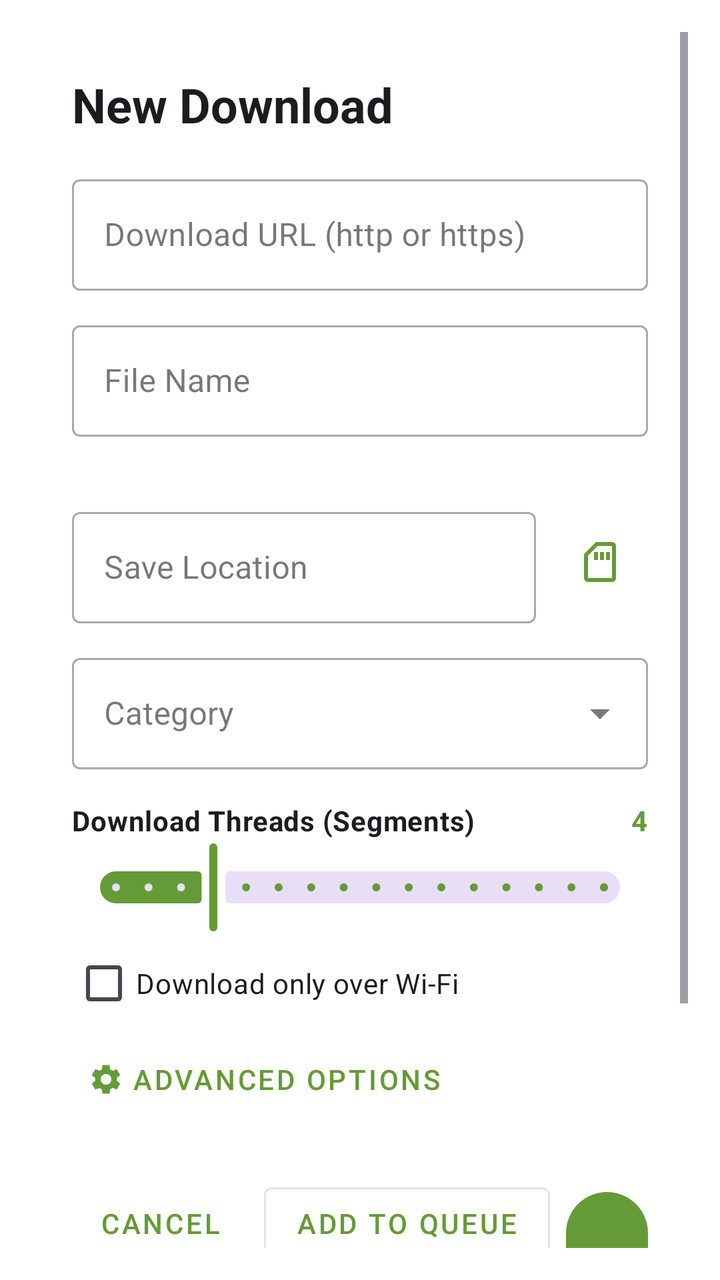
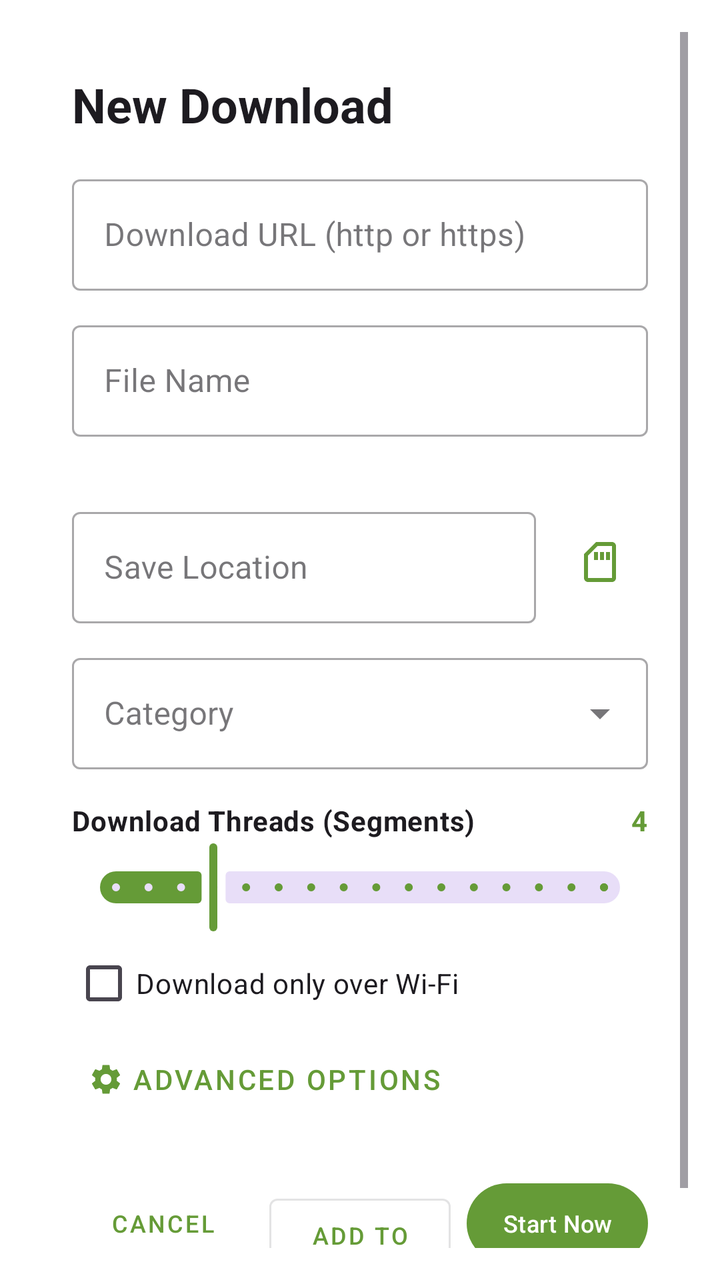

Compare the two renders of this Android layout. The source of the first and the diff that turns it into the second are given below.
<!-- AndroidManifest.xml: activity theme Theme.Benzo.Dialog -->
<!-- res/layout/activity_editor.xml -->
<?xml version="1.0" encoding="utf-8"?>
<ScrollView xmlns:android="http://schemas.android.com/apk/res/android"
    xmlns:app="http://schemas.android.com/apk/res-auto"
    xmlns:tools="http://schemas.android.com/tools"
    android:layout_width="match_parent"
    android:layout_height="wrap_content"
    android:fillViewport="true">

    <LinearLayout
        android:layout_width="match_parent"
        android:layout_height="wrap_content"
        android:orientation="vertical"
        android:padding="20dp">

        
        <TextView
            android:layout_width="match_parent"
            android:layout_height="wrap_content"
            android:text="@string/editor_title"
            android:textAppearance="?attr/textAppearanceHeadlineSmall"
            android:textStyle="bold" />

        
        <com.google.android.material.textfield.TextInputLayout
            android:id="@+id/layoutUrl"
            style="@style/Widget.MaterialComponents.TextInputLayout.OutlinedBox"
            android:layout_width="match_parent"
            android:layout_height="wrap_content"
            android:layout_marginTop="16dp"
            android:hint="@string/editor_url_hint"
            app:endIconMode="clear_text">

            <com.google.android.material.textfield.TextInputEditText
                android:id="@+id/edtUrl"
                android:layout_width="match_parent"
                android:layout_height="wrap_content"
                android:inputType="textUri"
                android:maxLines="3" />

        </com.google.android.material.textfield.TextInputLayout>

        
        <com.google.android.material.textfield.TextInputLayout
            android:id="@+id/layoutFileName"
            style="@style/Widget.MaterialComponents.TextInputLayout.OutlinedBox"
            android:layout_width="match_parent"
            android:layout_height="wrap_content"
            android:layout_marginTop="12dp"
            android:hint="@string/editor_file_name">

            <com.google.android.material.textfield.TextInputEditText
                android:id="@+id/edtFileName"
                android:layout_width="match_parent"
                android:layout_height="wrap_content"
                android:inputType="text"
                android:maxLines="1" />

        </com.google.android.material.textfield.TextInputLayout>

        
        <TextView
            android:id="@+id/txtSizeLabel"
            android:layout_width="match_parent"
            android:layout_height="wrap_content"
            android:layout_marginStart="4dp"
            android:layout_marginTop="4dp"
            android:textAppearance="?attr/textAppearanceBodySmall"
            android:textColor="?android:textColorSecondary" />

        
        <LinearLayout
            android:layout_width="match_parent"
            android:layout_height="wrap_content"
            android:layout_marginTop="12dp"
            android:gravity="center_vertical"
            android:orientation="horizontal">

            <com.google.android.material.textfield.TextInputLayout
                android:id="@+id/layoutPath"
                style="@style/Widget.MaterialComponents.TextInputLayout.OutlinedBox"
                android:layout_width="0dp"
                android:layout_height="wrap_content"
                android:layout_weight="1"
                android:hint="@string/editor_save_path">

                <com.google.android.material.textfield.TextInputEditText
                    android:id="@+id/edtPath"
                    android:layout_width="match_parent"
                    android:layout_height="wrap_content"
                    android:focusable="false"
                    android:inputType="none" />

            </com.google.android.material.textfield.TextInputLayout>

            <ImageButton
                android:id="@+id/btnSelectPath"
                android:layout_width="48dp"
                android:layout_height="48dp"
                android:layout_marginStart="8dp"
                android:background="?attr/selectableItemBackgroundBorderless"
                android:contentDescription="@string/editor_save_path"
                android:src="@drawable/stat_card"
                app:tint="?attr/colorPrimary" />

        </LinearLayout>

        
        <com.google.android.material.textfield.TextInputLayout
            style="@style/Widget.MaterialComponents.TextInputLayout.OutlinedBox.ExposedDropdownMenu"
            android:layout_width="match_parent"
            android:layout_height="wrap_content"
            android:layout_marginTop="12dp"
            android:hint="@string/editor_category">

            <AutoCompleteTextView
                android:id="@+id/edtCategory"
                android:layout_width="match_parent"
                android:layout_height="wrap_content"
                android:inputType="none" />

        </com.google.android.material.textfield.TextInputLayout>

        
        <LinearLayout
            android:layout_width="match_parent"
            android:layout_height="wrap_content"
            android:layout_marginTop="16dp"
            android:orientation="vertical">

            <LinearLayout
                android:layout_width="match_parent"
                android:layout_height="wrap_content"
                android:orientation="horizontal">

                <TextView
                    android:layout_width="0dp"
                    android:layout_height="wrap_content"
                    android:layout_weight="1"
                    android:text="@string/editor_threads"
                    android:textAppearance="?attr/textAppearanceBodyMedium"
                    android:textStyle="bold" />

                <TextView
                    android:id="@+id/txtThreadsValue"
                    android:layout_width="wrap_content"
                    android:layout_height="wrap_content"
                    android:text="4"
                    android:textAppearance="?attr/textAppearanceBodyMedium"
                    android:textColor="?attr/colorPrimary"
                    android:textStyle="bold" />

            </LinearLayout>

            <com.google.android.material.slider.Slider
                android:id="@+id/sliderThreads"
                android:layout_width="match_parent"
                android:layout_height="wrap_content"
                android:stepSize="1.0"
                android:value="4.0"
                android:valueFrom="1.0"
                android:valueTo="16.0" />

        </LinearLayout>

        
        <com.google.android.material.checkbox.MaterialCheckBox
            android:id="@+id/chkWifiOnly"
            android:layout_width="match_parent"
            android:layout_height="wrap_content"
            android:text="@string/editor_wifi_only" />

        
        <com.google.android.material.button.MaterialButton
            android:id="@+id/btnToggleAdvanced"
            style="@style/Widget.MaterialComponents.Button.TextButton"
            android:layout_width="wrap_content"
            android:layout_height="wrap_content"
            android:text="@string/editor_advanced"
            app:icon="@drawable/ic_settings" />

        
        <LinearLayout
            android:id="@+id/layoutAdvanced"
            android:layout_width="match_parent"
            android:layout_height="wrap_content"
            android:orientation="vertical"
            android:visibility="gone">

            <LinearLayout
                android:layout_width="match_parent"
                android:layout_height="wrap_content"
                android:layout_marginTop="8dp"
                android:orientation="horizontal">
                <TextView
                    android:layout_width="0dp"
                    android:layout_height="wrap_content"
                    android:layout_weight="1"
                    android:text="@string/editor_speed_limit"
                    android:textAppearance="?attr/textAppearanceBodyMedium"
                    android:textStyle="bold" />
                <TextView
                    android:id="@+id/txtItemSpeedValue"
                    android:layout_width="wrap_content"
                    android:layout_height="wrap_content"
                    android:text="@string/editor_speed_global"
                    android:textAppearance="?attr/textAppearanceBodyMedium"
                    android:textColor="?attr/colorPrimary"
                    android:textStyle="bold" />
            </LinearLayout>

            <com.google.android.material.slider.Slider
                android:id="@+id/sliderItemSpeed"
                android:layout_width="match_parent"
                android:layout_height="wrap_content"
                android:stepSize="64.0"
                android:value="0.0"
                android:valueFrom="0.0"
                android:valueTo="10240.0" />

            <com.google.android.material.textfield.TextInputLayout
                style="@style/Widget.MaterialComponents.TextInputLayout.OutlinedBox"
                android:layout_width="match_parent"
                android:layout_height="wrap_content"
                android:layout_marginTop="8dp"
                android:hint="@string/editor_checksum">

                <com.google.android.material.textfield.TextInputEditText
                    android:id="@+id/edtChecksum"
                    android:layout_width="match_parent"
                    android:layout_height="wrap_content"
                    android:inputType="text"
                    android:maxLines="1" />

            </com.google.android.material.textfield.TextInputLayout>

            <com.google.android.material.textfield.TextInputLayout
                style="@style/Widget.MaterialComponents.TextInputLayout.OutlinedBox"
                android:layout_width="match_parent"
                android:layout_height="wrap_content"
                android:layout_marginTop="8dp"
                android:hint="@string/editor_user_agent">

                <com.google.android.material.textfield.TextInputEditText
                    android:id="@+id/edtUserAgent"
                    android:layout_width="match_parent"
                    android:layout_height="wrap_content"
                    android:inputType="text" />

            </com.google.android.material.textfield.TextInputLayout>

            <com.google.android.material.textfield.TextInputLayout
                style="@style/Widget.MaterialComponents.TextInputLayout.OutlinedBox"
                android:layout_width="match_parent"
                android:layout_height="wrap_content"
                android:layout_marginTop="8dp"
                android:hint="@string/editor_referer">

                <com.google.android.material.textfield.TextInputEditText
                    android:id="@+id/edtReferer"
                    android:layout_width="match_parent"
                    android:layout_height="wrap_content"
                    android:inputType="textUri" />

            </com.google.android.material.textfield.TextInputLayout>

            <com.google.android.material.textfield.TextInputLayout
                style="@style/Widget.MaterialComponents.TextInputLayout.OutlinedBox"
                android:layout_width="match_parent"
                android:layout_height="wrap_content"
                android:layout_marginTop="8dp"
                android:hint="@string/editor_cookies">

                <com.google.android.material.textfield.TextInputEditText
                    android:id="@+id/edtCookies"
                    android:layout_width="match_parent"
                    android:layout_height="wrap_content"
                    android:inputType="text" />

            </com.google.android.material.textfield.TextInputLayout>

        </LinearLayout>

        
        <LinearLayout
            android:layout_width="match_parent"
            android:layout_height="wrap_content"
            android:layout_marginTop="24dp"
            android:gravity="end"
            android:orientation="horizontal">

            <com.google.android.material.button.MaterialButton
                android:id="@+id/btnCancel"
                style="@style/Widget.MaterialComponents.Button.TextButton"
                android:layout_width="wrap_content"
                android:layout_height="wrap_content"
                android:text="@string/dialog_cancel" />

            <com.google.android.material.button.MaterialButton
                android:id="@+id/btnQueue"
                style="@style/Widget.MaterialComponents.Button.OutlinedButton"
                android:layout_width="wrap_content"
                android:layout_height="wrap_content"
                android:layout_marginStart="8dp"
                android:text="@string/editor_add_to_queue" />

            <com.google.android.material.button.MaterialButton
                android:id="@+id/btnStart"
                android:layout_width="wrap_content"
                android:layout_height="wrap_content"
                android:layout_marginStart="8dp"
                android:text="@string/editor_start_now" />

        </LinearLayout>

    </LinearLayout>

</ScrollView>
<!-- resources referenced by this layout -->
<resources>
  <!-- drawable ic_settings (drawable) -->
  <vector xmlns:android="http://schemas.android.com/apk/res/android"
      android:width="24dp"
      android:height="24dp"
      android:viewportWidth="24"
      android:tint="?attr/onBar"
      android:viewportHeight="24">
      <path
          android:fillColor="#FFFFFFFF"
          android:pathData="M19.14,12.94c0.04,-0.3 0.06,-0.61 0.06,-0.94 0,-0.32 -0.02,-0.64 -0.07,-0.94l2.03,-1.58c0.18,-0.14 0.23,-0.41 0.12,-0.61l-1.92,-3.32c-0.12,-0.22 -0.37,-0.29 -0.59,-0.22l-2.39,0.96c-0.5,-0.38 -1.03,-0.7 -1.62,-0.94L14.4,2.81c-0.04,-0.24 -0.24,-0.41 -0.48,-0.41h-3.84c-0.24,0 -0.43,0.17 -0.47,0.41L9.25,5.35C8.66,5.59 8.12,5.92 7.63,6.29L5.24,5.33c-0.22,-0.08 -0.47,0 -0.59,0.22L2.74,8.87c-0.12,0.21 -0.08,0.47 0.12,0.61l2.03,1.58c-0.05,0.3 -0.09,0.63 -0.09,0.94s0.02,0.64 0.07,0.94l-2.03,1.58c-0.18,0.14 -0.23,0.41 -0.12,0.61l1.92,3.32c0.12,0.22 0.37,0.29 0.59,0.22l2.39,-0.96c0.5,0.38 1.03,0.7 1.62,0.94l0.36,2.54c0.05,0.24 0.24,0.41 0.48,0.41h3.84c0.24,0 0.44,-0.17 0.47,-0.41l0.36,-2.54c0.59,-0.24 1.13,-0.56 1.62,-0.94l2.39,0.96c0.22,0.08 0.47,0 0.59,-0.22l1.92,-3.32c0.12,-0.22 0.07,-0.47 -0.12,-0.61l-2.01,-1.58zM12,15.6c-1.98,0 -3.6,-1.62 -3.6,-3.6s1.62,-3.6 3.6,-3.6 3.6,1.62 3.6,3.6 -1.62,3.6 -3.6,3.6z" />
  </vector>
  <!-- drawable stat_card (drawable) -->
  <?xml version="1.0" encoding="utf-8"?>
  <vector xmlns:android="http://schemas.android.com/apk/res/android"
      android:tint="@color/blue"
      android:height="24dp"
      android:width="24dp"
      android:viewportWidth="24"
      android:viewportHeight="24">
      <path
          android:fillColor="#ff000000"
          android:pathData="M18,2h-8L4,8v12c0,1.1 0.9,2 2,2h12c1.1,0 2,-0.9 2,-2L20,4c0,-1.1 -0.9,-2 -2,-2zM18,20L6,20L6,8.83L10.83,4L18,4v16zM9,7h2v4L9,11zM12,7h2v4h-2zM15,7h2v4h-2z"/>
  </vector>
  <string name="dialog_cancel">Cancel</string>
  <string name="editor_add_to_queue">Add to Queue</string>
  <string name="editor_advanced">Advanced Options</string>
  <string name="editor_category">Category</string>
  <string name="editor_checksum">Checksum (MD5, SHA-1 or SHA-256, optional)</string>
  <string name="editor_cookies">Cookies</string>
  <string name="editor_file_name">File Name</string>
  <string name="editor_referer">Referer</string>
  <string name="editor_save_path">Save Location</string>
  <string name="editor_speed_global">Global limit</string>
  <string name="editor_speed_limit">Speed limit for this download</string>
  <string name="editor_start_now">Start Now</string>
  <string name="editor_threads">Download Threads (Segments)</string>
  <string name="editor_title">New Download</string>
  <string name="editor_url_hint">Download URL (http or https)</string>
  <string name="editor_user_agent">Custom User-Agent</string>
  <string name="editor_wifi_only">Download only over Wi-Fi</string>
  <style name="Theme.Benzo.Dialog" parent="Theme.Material3.DayNight.Dialog">
          <item name="colorPrimary">@color/primary</item>
          <item name="android:windowMinWidthMajor">90%</item>
          <item name="android:windowMinWidthMinor">90%</item>
      </style>
  <color name="blue">#659B37</color>
  <color name="primary">#659B37</color>
</resources>

<!-- the commit's change to res/layout/activity_editor.xml (unified diff, before → after) -->
@@ -291,22 +291,37 @@
             <com.google.android.material.button.MaterialButton
                 android:id="@+id/btnCancel"
                 style="@style/Widget.MaterialComponents.Button.TextButton"
-                android:layout_width="wrap_content"
-                android:layout_height="wrap_content"
+                android:layout_width="0dp"
+                android:layout_weight="1"
+                android:layout_height="wrap_content"
+                android:maxLines="1"
+                android:textSize="12sp"
+                android:paddingStart="4dp"
+                android:paddingEnd="4dp"
                 android:text="@string/dialog_cancel" />
 
             <com.google.android.material.button.MaterialButton
                 android:id="@+id/btnQueue"
                 style="@style/Widget.MaterialComponents.Button.OutlinedButton"
-                android:layout_width="wrap_content"
-                android:layout_height="wrap_content"
+                android:layout_width="0dp"
+                android:layout_weight="1"
+                android:layout_height="wrap_content"
+                android:maxLines="1"
+                android:textSize="12sp"
+                android:paddingStart="4dp"
+                android:paddingEnd="4dp"
                 android:layout_marginStart="8dp"
                 android:text="@string/editor_add_to_queue" />
 
             <com.google.android.material.button.MaterialButton
                 android:id="@+id/btnStart"
-                android:layout_width="wrap_content"
-                android:layout_height="wrap_content"
+                android:layout_width="0dp"
+                android:layout_weight="1"
+                android:layout_height="wrap_content"
+                android:maxLines="1"
+                android:textSize="12sp"
+                android:paddingStart="4dp"
+                android:paddingEnd="4dp"
                 android:layout_marginStart="8dp"
                 android:text="@string/editor_start_now" />
 
